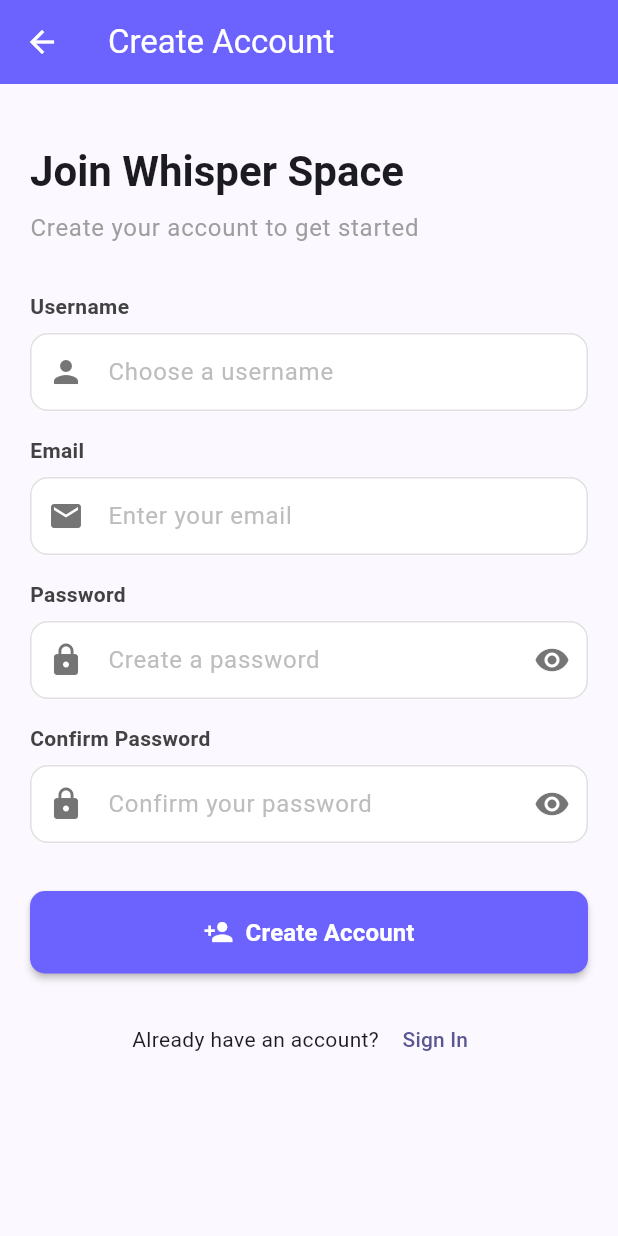
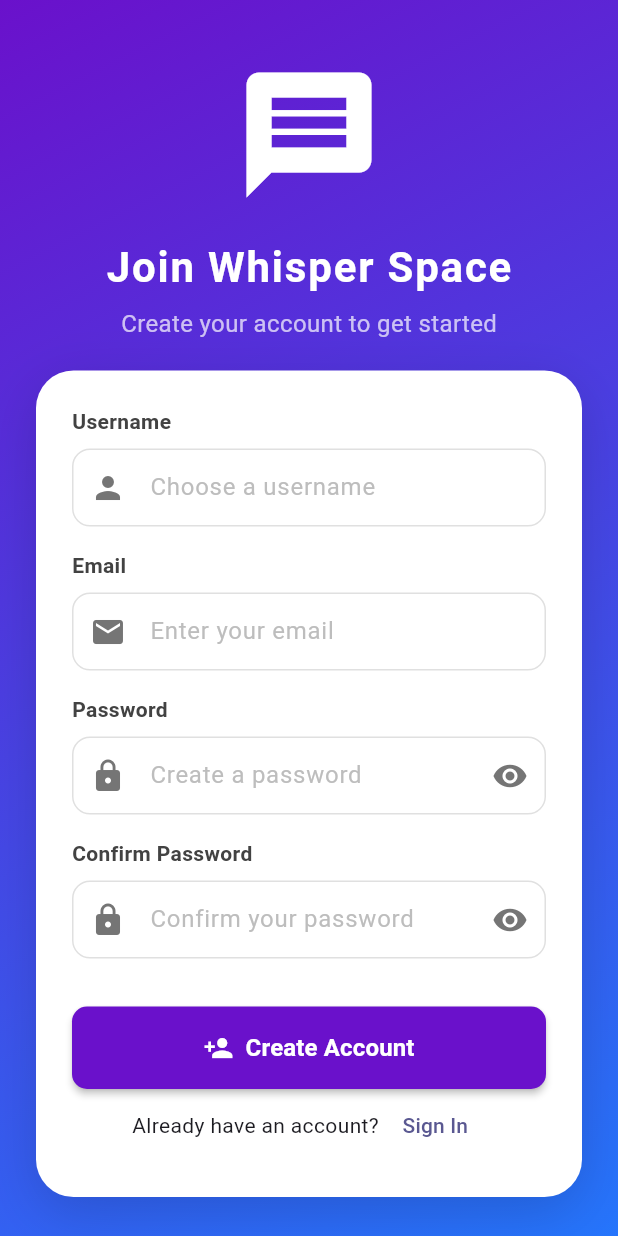
Before and after one commit to BaTh21/whisper-space-bot, a Flutter app: the screen it shows after launch, after a tap on "Sign In", after a tap on "Sign Up", on a phone screen of 412 x 824 dp. Run offline on Flutter 3.47's test engine with Material 3 defaults, Android fonts, the phone set to English and light mode, and no system bars; our stand-ins replace chewie, equatable, go_router, image_picker, just_audio and 2 more; missing offline and left inert: dart:ffi; accounts and stored records are empty.

Commit message:
commit UI screen

```diff
--- a/whisper-app/whisper_app/lib/features/auth/presentation/screens/login_screen.dart
+++ b/whisper-app/whisper_app/lib/features/auth/presentation/screens/login_screen.dart
@@ -151,46 +151,72 @@ class _LoginScreenState extends State<LoginScreen> {
   @override
   Widget build(BuildContext context) {
     return Scaffold(
-      body: SafeArea(
-        child: Stack(
+      body: Stack(
         children: [
-            SingleChildScrollView(
-              padding: const EdgeInsets.all(20),
+          // Full-screen gradient background
+          Container(
+            width: double.infinity,
+            height: double.infinity,
+            decoration: const BoxDecoration(
+              gradient: LinearGradient(
+                colors: [Color(0xFF6A11CB), Color(0xFF2575FC)],
+                begin: Alignment.topLeft,
+                end: Alignment.bottomRight,
+              ),
+            ),
+          ),
+
+          // Main content
+          SafeArea(
+            child: Center(
+              child: SingleChildScrollView(
+                padding:
+                    const EdgeInsets.symmetric(horizontal: 24, vertical: 40),
                 child: Column(
-                crossAxisAlignment: CrossAxisAlignment.start,
+                  mainAxisAlignment: MainAxisAlignment.center,
                   children: [
-                  const SizedBox(height: 40),
-                  Center(
-                    child: Column(
-                      children: [
-                        Icon(
-                          Icons.message,
-                          size: 80,
-                          color: Theme.of(context).primaryColor,
-                        ),
-                        const SizedBox(height: 16),
+                    // Logo & Title
+                    Icon(Icons.message, size: 100, color: Colors.white),
+                    const SizedBox(height: 20),
                     Text(
                       'Whisper Space',
-                          style: Theme.of(context).textTheme.headlineLarge?.copyWith(
+                      style:
+                          Theme.of(context).textTheme.headlineMedium?.copyWith(
                                 fontWeight: FontWeight.bold,
-                                color: Theme.of(context).primaryColor,
+                                color: Colors.white,
+                                letterSpacing: 1.2,
                               ),
                     ),
                     const SizedBox(height: 8),
                     Text(
                       'Sign in to continue',
-                          style: Theme.of(context).textTheme.bodyLarge?.copyWith(
-                                color: Colors.grey,
+                      style: Theme.of(context)
+                          .textTheme
+                          .bodyMedium
+                          ?.copyWith(color: Colors.white70, fontSize: 16),
                     ),
+                    const SizedBox(height: 40),
+
+                    // Login Card
+                    Container(
+                      width: double.infinity,
+                      padding: const EdgeInsets.all(24),
+                      decoration: BoxDecoration(
+                        color: Colors.white,
+                        borderRadius: BorderRadius.circular(25),
+                        boxShadow: [
+                          BoxShadow(
+                            color: Colors.black.withOpacity(0.15),
+                            blurRadius: 30,
+                            offset: const Offset(0, 10),
                           ),
                         ],
                       ),
-                  ),
-                  const SizedBox(height: 40),
-                  Form(
+                      child: Form(
                         key: _formKey,
                         child: Column(
                           children: [
+                            // Email
                             AuthTextField(
                               controller: _emailController,
                               label: 'Email',
@@ -202,13 +228,15 @@ class _LoginScreenState extends State<LoginScreen> {
                                 if (value == null || value.isEmpty) {
                                   return 'Email is required';
                                 }
-                            if (!RegExp(r'^[^@]+@[^@]+\.[^@]+').hasMatch(value)) {
+                                if (!RegExp(r'^[^@]+@[^@]+\.[^@]+')
+                                    .hasMatch(value)) {
                                   return 'Enter a valid email';
                                 }
                                 return null;
                               },
                             ),
                             const SizedBox(height: 16),
+                            // Password
                             PasswordField(
                               controller: _passwordController,
                               label: 'Password',
@@ -222,82 +250,106 @@ class _LoginScreenState extends State<LoginScreen> {
                               },
                             ),
                             const SizedBox(height: 24),
+
                             CustomButton(
                               text: 'Sign In',
                               onPressed: _isLoading ? null : _login,
                               fullWidth: true,
                               icon: Icons.login,
                               isLoading: _isLoading,
+                              color: const Color(0xFF6A11CB),
                             ),
-                        const SizedBox(height: 16),
+
+                            // Forgot Password
                             Align(
                               alignment: Alignment.centerRight,
                               child: TextButton(
-                            onPressed: _isLoading ? null : () {
+                                onPressed: _isLoading
+                                    ? null
+                                    : () {
                                         Navigator.push(
                                           context,
                                           MaterialPageRoute(
-                                  builder: (context) => const ForgotPasswordScreen(),
+                                            builder: (context) =>
+                                                const ForgotPasswordScreen(),
                                           ),
                                         );
                                       },
-                            child: const Text('Forgot Password?'),
+                                child: Text(
+                                  'Forgot Password?',
+                                  style: TextStyle(color: Colors.grey[600]),
                                 ),
                               ),
-                        const SizedBox(height: 40),
+                            ),
+                            const SizedBox(height: 10),
+
                             Row(
                               children: [
-                            Expanded(child: Divider(color: Colors.grey[300])),
+                                Expanded(
+                                    child: Divider(color: Colors.grey[300])),
                                 Padding(
-                              padding: const EdgeInsets.symmetric(horizontal: 16),
+                                  padding: const EdgeInsets.symmetric(
+                                      horizontal: 16),
                                   child: Text(
                                     'OR',
                                     style: TextStyle(color: Colors.grey[600]),
                                   ),
                                 ),
-                            Expanded(child: Divider(color: Colors.grey[300])),
+                                Expanded(
+                                    child: Divider(color: Colors.grey[300])),
                               ],
                             ),
-                        const SizedBox(height: 40),
+                            const SizedBox(height: 10),
+
                             Row(
                               mainAxisAlignment: MainAxisAlignment.center,
                               children: [
                                 Text(
                                   "Don't have an account? ",
-                              style: Theme.of(context).textTheme.bodyMedium,
+                                  style: TextStyle(color: Colors.grey[700]),
                                 ),
                                 TextButton(
-                              onPressed: _isLoading ? null : () {
+                                  onPressed: _isLoading
+                                      ? null
+                                      : () {
                                           Navigator.push(
                                             context,
                                             MaterialPageRoute(
-                                    builder: (context) => const RegisterScreen(),
+                                              builder: (context) =>
+                                                  const RegisterScreen(),
                                             ),
                                           );
                                         },
                                   child: const Text(
                                     'Sign Up',
-                                style: TextStyle(fontWeight: FontWeight.bold),
+                                    style: TextStyle(
+                                      fontWeight: FontWeight.bold,
+                                      color: Color(0xFF2575FC),
                                     ),
-                            )
+                                  ),
+                                ),
                               ],
                             ),
                           ],
                         ),
                       ),
+                    ),
                   ],
                 ),
               ),
+            ),
+          ),
+
+          // Loading overlay
           if (_isLoading)
             Container(
               color: Colors.black.withOpacity(0.3),
               child: const Center(
-                  child: CircularProgressIndicator(),
+                child: CircularProgressIndicator(color: Colors.white),
               ),
             ),
         ],
       ),
-      ),
     );
   }
 }
--- a/whisper-app/whisper_app/lib/features/auth/presentation/screens/register_screen.dart
+++ b/whisper-app/whisper_app/lib/features/auth/presentation/screens/register_screen.dart
@@ -8,6 +8,7 @@ import '../widgets/password_field.dart';
 import 'login_screen.dart';
 import 'providers/auth_provider.dart';
 import 'verification_screen.dart';
+
 class RegisterScreen extends StatefulWidget {
   const RegisterScreen({super.key});
 
@@ -148,36 +149,67 @@ class RegisterScreenState extends State<RegisterScreen> {
     return LoadingOverlay(
         isLoading: _isLoading,
         child: Scaffold(
-        appBar: AppBar(
-          title: const Text('Create Account'),
-          leading: IconButton(
-            icon: const Icon(Icons.arrow_back),
-            onPressed: () => Navigator.pop(context),
+          body: Stack(
+            children: [
+              // Full-screen gradient background
+              Container(
+                width: double.infinity,
+                height: double.infinity,
+                decoration: const BoxDecoration(
+                  gradient: LinearGradient(
+                    colors: [Color(0xFF6A11CB), Color(0xFF2575FC)],
+                    begin: Alignment.topLeft,
+                    end: Alignment.bottomRight,
                   ),
                 ),
-        body: SafeArea(
+              ),
+
+              // Main content
+              SafeArea(
+                  child: Center(
                 child: SingleChildScrollView(
-            padding: const EdgeInsets.all(20),
+                  padding:
+                      const EdgeInsets.symmetric(horizontal: 24, vertical: 40),
                   child: Column(
-              crossAxisAlignment: CrossAxisAlignment.start,
+                    mainAxisAlignment: MainAxisAlignment.center,
                     children: [
+                      Icon(Icons.message, size: 100, color: Colors.white),
                       const SizedBox(height: 20),
                       Text(
                         'Join Whisper Space',
-                  style: Theme.of(context).textTheme.headlineMedium?.copyWith(
+                        style: Theme.of(context)
+                            .textTheme
+                            .headlineMedium
+                            ?.copyWith(
                               fontWeight: FontWeight.bold,
+                              color: Colors.white,
+                              letterSpacing: 1.2,
                             ),
                       ),
                       const SizedBox(height: 8),
                       Text(
                         'Create your account to get started',
-                  style: Theme.of(context).textTheme.bodyLarge?.copyWith(
-                    color: Colors.grey,
+                        style: Theme.of(context)
+                            .textTheme
+                            .bodyMedium
+                            ?.copyWith(color: Colors.white70, fontSize: 16),
                       ),
+                      const SizedBox(height: 20),
+                      Container(
+                        width: double.infinity,
+                        padding: const EdgeInsets.all(24),
+                        decoration: BoxDecoration(
+                          color: Colors.white,
+                          borderRadius: BorderRadius.circular(25),
+                          boxShadow: [
+                            BoxShadow(
+                              color: Colors.black.withOpacity(0.15),
+                              blurRadius: 30,
+                              offset: const Offset(0, 10),
                             ),
-                const SizedBox(height: 30),
-
-                Form(
+                          ],
+                        ),
+                        child: Form(
                           key: _formKey,
                           child: Column(
                             children: [
@@ -210,7 +242,8 @@ class RegisterScreenState extends State<RegisterScreen> {
                                   if (value == null || value.isEmpty) {
                                     return 'Email is required';
                                   }
-                          if (!RegExp(r'^[^@]+@[^@]+\.[^@]+').hasMatch(value)) {
+                                  if (!RegExp(r'^[^@]+@[^@]+\.[^@]+')
+                                      .hasMatch(value)) {
                                     return 'Enter a valid email';
                                   }
                                   return null;
@@ -249,8 +282,8 @@ class RegisterScreenState extends State<RegisterScreen> {
                                 onPressed: _register,
                                 fullWidth: true,
                                 icon: Icons.person_add,
+                                color: const Color(0xFF6A11CB),
                               ),
-                      const SizedBox(height: 20),
 
                               // Already have account
                               Row(
@@ -258,14 +291,16 @@ class RegisterScreenState extends State<RegisterScreen> {
                                 children: [
                                   Text(
                                     "Already have an account? ",
-                            style: Theme.of(context).textTheme.bodyMedium,
+                                    style:
+                                        Theme.of(context).textTheme.bodyMedium,
                                   ),
                                   TextButton(
                                     onPressed: () {
                                       Navigator.pushReplacement(
                                         context,
                                         MaterialPageRoute(
-                                  builder: (context) => const LoginScreen(),
+                                          builder: (context) =>
+                                              const LoginScreen(),
                                         ),
                                       );
                                     },
@@ -276,11 +311,13 @@ class RegisterScreenState extends State<RegisterScreen> {
                             ],
                           ),
                         ),
+                      ),
                     ],
                   ),
                 ),
+              )),
+            ],
           ),
-      ),
-    );
+        ));
   }
 }
--- a/whisper-app/whisper_app/lib/features/auth/presentation/screens/verification_screen.dart
+++ b/whisper-app/whisper_app/lib/features/auth/presentation/screens/verification_screen.dart
@@ -17,7 +17,8 @@ class VerificationScreen extends StatefulWidget {
 }
 
 class VerificationScreenState extends State<VerificationScreen> {
-  final List<TextEditingController> _controllers = List.generate(6, (_) => TextEditingController());
+  final List<TextEditingController> _controllers =
+      List.generate(6, (_) => TextEditingController());
   final List<FocusNode> _focusNodes = List.generate(6, (_) => FocusNode());
   bool _isLoading = false;
   bool _isResending = false;
@@ -190,13 +191,6 @@ class VerificationScreenState extends State<VerificationScreen> {
     return LoadingOverlay(
       isLoading: _isLoading,
       child: Scaffold(
-        appBar: AppBar(
-          title: const Text('Verify Email'),
-          leading: IconButton(
-            icon: const Icon(Icons.arrow_back),
-            onPressed: () => Navigator.pop(context),
-          ),
-        ),
         body: SafeArea(
           child: SingleChildScrollView(
             padding: const EdgeInsets.all(20),
@@ -286,7 +280,8 @@ class VerificationScreenState extends State<VerificationScreen> {
                           ),
                           focusedBorder: OutlineInputBorder(
                             borderRadius: BorderRadius.circular(10),
-                            borderSide: const BorderSide(color: Colors.blue, width: 2),
+                            borderSide:
+                                const BorderSide(color: Colors.blue, width: 2),
                           ),
                         ),
                         onChanged: (value) {
@@ -333,7 +328,8 @@ class VerificationScreenState extends State<VerificationScreen> {
                               ? const SizedBox(
                                   width: 20,
                                   height: 20,
-                                  child: CircularProgressIndicator(strokeWidth: 2),
+                                  child:
+                                      CircularProgressIndicator(strokeWidth: 2),
                                 )
                               : const Text(
                                   'Resend Code',
--- a/whisper-app/whisper_app/lib/shared/widgets/custom_button.dart
+++ b/whisper-app/whisper_app/lib/shared/widgets/custom_button.dart
@@ -9,6 +9,7 @@ class CustomButton extends StatelessWidget {
   final IconData? icon;
   final ButtonVariant variant;
   final bool isLoading;
+  final Color? color; // <-- add this
 
   const CustomButton({
     super.key,
@@ -18,6 +19,7 @@ class CustomButton extends StatelessWidget {
     this.icon,
     this.variant = ButtonVariant.primary,
     this.isLoading = false,
+    this.color, // <-- add this
   });
 
   @override
@@ -30,31 +32,31 @@ class CustomButton extends StatelessWidget {
 
     switch (variant) {
       case ButtonVariant.primary:
-        backgroundColor = theme.primaryColor;
+        backgroundColor =
+            color ?? theme.primaryColor; // <-- use custom color if provided
         foregroundColor = theme.colorScheme.onPrimary;
         borderSide = BorderSide.none;
         break;
       case ButtonVariant.secondary:
-        backgroundColor = theme.colorScheme.secondary;
+        backgroundColor = color ?? theme.colorScheme.secondary;
         foregroundColor = theme.colorScheme.onSecondary;
         borderSide = BorderSide.none;
         break;
       case ButtonVariant.outlined:
         backgroundColor = Colors.transparent;
-        foregroundColor = theme.primaryColor;
-        borderSide = BorderSide(color: theme.primaryColor, width: 1);
+        foregroundColor = color ?? theme.primaryColor;
+        borderSide = BorderSide(color: color ?? theme.primaryColor, width: 1);
         break;
       case ButtonVariant.text:
         backgroundColor = Colors.transparent;
-        foregroundColor = theme.primaryColor;
+        foregroundColor = color ?? theme.primaryColor;
         borderSide = BorderSide.none;
         break;
     }
 
     if (isLoading || onPressed == null) {
       foregroundColor = Colors.grey;
-      // Fix: Use Colors.grey.shade300 instead of Colors.grey[300] which returns Color?
-      backgroundColor = variant == ButtonVariant.primary
+      backgroundColor = (variant == ButtonVariant.primary)
           ? Colors.grey.shade300
           : Colors.transparent;
     }
```
Lines whose indentation alone changed are shown as unchanged.
